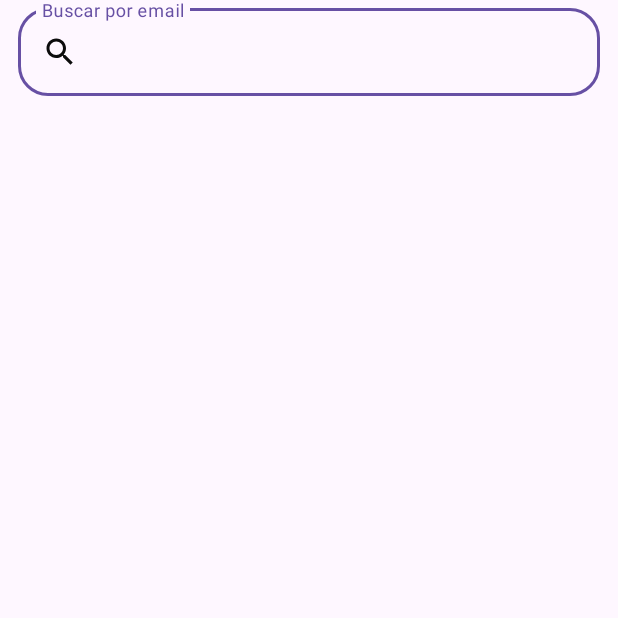
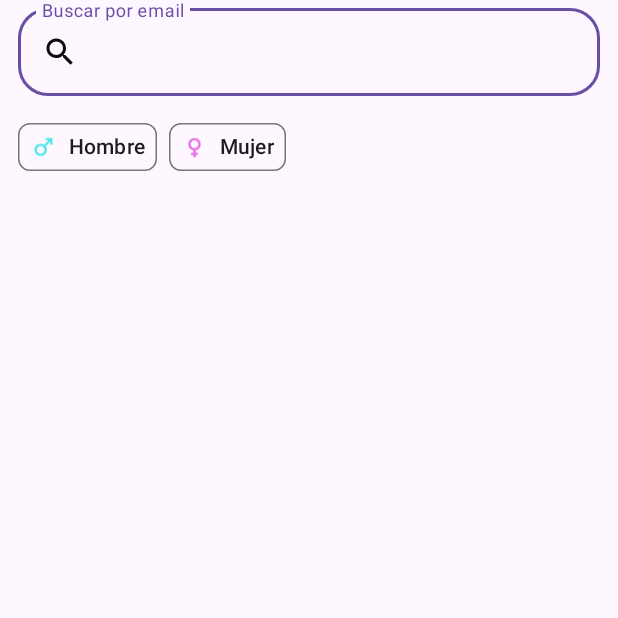
Before and after one commit to miguelpereztrujillo21/RandomUserApp-java, an Android app: the screen it shows after launch (MainActivity), on a phone screen of 412 x 824 dp, the top half of it. Run offline under Robolectric (Android 15) with nearby library versions, the phone set to English and light mode, and no system bars; our stand-ins replace Dagger/Hilt's generated code, RxJava, data binding; pictures from the network do not load; 4 statements that could not run were skipped.

Commit message:
Add filter gender

```diff
--- /dev/null
+++ b/app/src/main/java/com/mpt/randomuserapp_java/helpers/Constants.java
@@ -0,0 +1,6 @@
+package com.mpt.randomuserapp_java.helpers;
+
+public class Constants {
+    public static String SIMPLE_MALE = "male";
+    public  static String SIMPLE_FEMALE = "female";
+}
--- a/app/src/main/java/com/mpt/randomuserapp_java/modules/main/MainActivity.java
+++ b/app/src/main/java/com/mpt/randomuserapp_java/modules/main/MainActivity.java
@@ -3,14 +3,18 @@ package com.mpt.randomuserapp_java.modules.main;
 import android.os.Bundle;
 import android.text.Editable;
 import android.text.TextWatcher;
+import android.widget.CompoundButton;
 
 import androidx.appcompat.app.AppCompatActivity;
 import androidx.lifecycle.ViewModelProvider;
 import androidx.recyclerview.widget.LinearLayoutManager;
 import androidx.recyclerview.widget.RecyclerView;
 
+import com.google.android.material.chip.Chip;
+import com.mpt.randomuserapp_java.R;
 import com.mpt.randomuserapp_java.adapters.UserAdapter;
 import com.mpt.randomuserapp_java.databinding.ActivityMainBinding;
+import com.mpt.randomuserapp_java.helpers.Constants;
 
 import dagger.hilt.android.AndroidEntryPoint;
 import io.reactivex.rxjava3.annotations.NonNull;
@@ -28,10 +32,15 @@ public class MainActivity extends AppCompatActivity {
        binding = ActivityMainBinding.inflate(getLayoutInflater());
        viewModel = new ViewModelProvider(this).get(MainViewModel.class);
        setContentView(binding.getRoot());
-       setUpAdapter();
+         initComponents();
        initObservers();
        initListeners();
        viewModel.getUsersFromDatabase();
+    }
+
+    private void initComponents() {
+        setUpAdapter();
+        initChips();
     }
 
     private void initObservers() {
@@ -88,5 +97,14 @@ public class MainActivity extends AppCompatActivity {
         });
     }
 
+    private void initChips() {
+        initChip(binding.layoutFilters.chipGenderMaleMain, Constants.SIMPLE_MALE);
+        initChip(binding.layoutFilters.chipGenderFemaleMain,Constants.SIMPLE_FEMALE);
+    }
+
+    private void initChip(Chip chip, String filter) {
+        chip.setOnCheckedChangeListener((buttonView, isChecked) -> viewModel.onChipCheckedChanged(isChecked, filter));
+
+    }
 
 }
--- a/app/src/main/java/com/mpt/randomuserapp_java/room/UserDao.java
+++ b/app/src/main/java/com/mpt/randomuserapp_java/room/UserDao.java
@@ -31,4 +31,7 @@ public interface UserDao {
     @Query("SELECT * FROM user WHERE completeName LIKE :prefix || '%'")
     Single<List<User>> getUsersStartingWith(String prefix);
 
+    @Query("SELECT * FROM User WHERE gender = :gender")
+    Single<List<User>> getUsersByGender(String gender);
+
 }
--- /dev/null
+++ b/app/src/main/res/drawable/ic_female.xml
@@ -0,0 +1,5 @@
+<vector android:height="24dp" android:tint="#E86DE6"
+    android:viewportHeight="24" android:viewportWidth="24"
+    android:width="24dp" xmlns:android="http://schemas.android.com/apk/res/android">
+    <path android:fillColor="@android:color/white" android:pathData="M17.5,9.5C17.5,6.46 15.04,4 12,4S6.5,6.46 6.5,9.5c0,2.7 1.94,4.93 4.5,5.4V17H9v2h2v2h2v-2h2v-2h-2v-2.1C15.56,14.43 17.5,12.2 17.5,9.5zM8.5,9.5C8.5,7.57 10.07,6 12,6s3.5,1.57 3.5,3.5S13.93,13 12,13S8.5,11.43 8.5,9.5z"/>
+</vector>
--- /dev/null
+++ b/app/src/main/res/drawable/ic_male.xml
@@ -0,0 +1,5 @@
+<vector android:height="24dp" android:tint="#4DE7EC"
+    android:viewportHeight="24" android:viewportWidth="24"
+    android:width="24dp" xmlns:android="http://schemas.android.com/apk/res/android">
+    <path android:fillColor="@android:color/white" android:pathData="M9.5,11c1.93,0 3.5,1.57 3.5,3.5S11.43,18 9.5,18S6,16.43 6,14.5S7.57,11 9.5,11zM9.5,9C6.46,9 4,11.46 4,14.5S6.46,20 9.5,20s5.5,-2.46 5.5,-5.5c0,-1.16 -0.36,-2.23 -0.97,-3.12L18,7.42V10h2V4h-6v2h2.58l-3.97,3.97C11.73,9.36 10.66,9 9.5,9z"/>
+</vector>
--- a/app/src/main/res/layout/activity_main.xml
+++ b/app/src/main/res/layout/activity_main.xml
@@ -36,6 +36,10 @@
                 android:hint="@string/simple_search_by_email" />
         </com.google.android.material.textfield.TextInputLayout>
 
+        <include
+            android:id="@+id/layout_filters"
+            layout="@layout/filter_gender" />
+
         <androidx.swiperefreshlayout.widget.SwipeRefreshLayout
             android:id="@+id/swipe_main"
             android:layout_width="match_parent"
--- /dev/null
+++ b/app/src/main/res/layout/filter_gender.xml
@@ -0,0 +1,27 @@
+<?xml version="1.0" encoding="utf-8"?>
+<layout xmlns:android="http://schemas.android.com/apk/res/android"
+    xmlns:app="http://schemas.android.com/apk/res-auto">
+
+    <com.google.android.material.chip.ChipGroup
+        android:id="@+id/chip_group_gender_main"
+        android:layout_width="wrap_content"
+        android:layout_height="wrap_content"
+        android:layout_marginStart="@dimen/mid_margin"
+        app:singleLine="true"
+        app:singleSelection="true">
+
+        <com.google.android.material.chip.Chip
+            android:id="@+id/chip_gender_male_main"
+            style="@style/chip_style"
+            android:text="@string/simple_male"
+            app:chipIcon="@drawable/ic_male" />
+
+        <com.google.android.material.chip.Chip
+            android:id="@+id/chip_gender_female_main"
+            style="@style/chip_style"
+            android:text="@string/simple_female"
+            app:chipIcon="@drawable/ic_female" />
+
+    </com.google.android.material.chip.ChipGroup>
+
+</layout>
--- a/app/src/main/res/values/strings.xml
+++ b/app/src/main/res/values/strings.xml
@@ -3,4 +3,7 @@
     //MAIN
     <string name="simple_search_by_email">Buscar por email</string>
     <string name="user_full_name">%s %s</string>
+    <string name="simple_male">Hombre</string>
+    <string name="simple_female">Mujer</string>
+
 </resources>
--- /dev/null
+++ b/app/src/main/res/values/styles.xml
@@ -0,0 +1,9 @@
+<?xml version="1.0" encoding="utf-8"?>
+<resources>
+    <style name="chip_style" >
+        <item name="android:layout_width">wrap_content</item>
+        <item name="android:layout_height">wrap_content</item>
+        <item name="android:checkable">true</item>
+        <item name="chipEndPadding">0dp</item>
+    </style>
+</resources>
```
Also changed, not shown: app/src/main/java/com/mpt/randomuserapp_java/modules/main/MainViewModel.java (+31 -2 lines).
